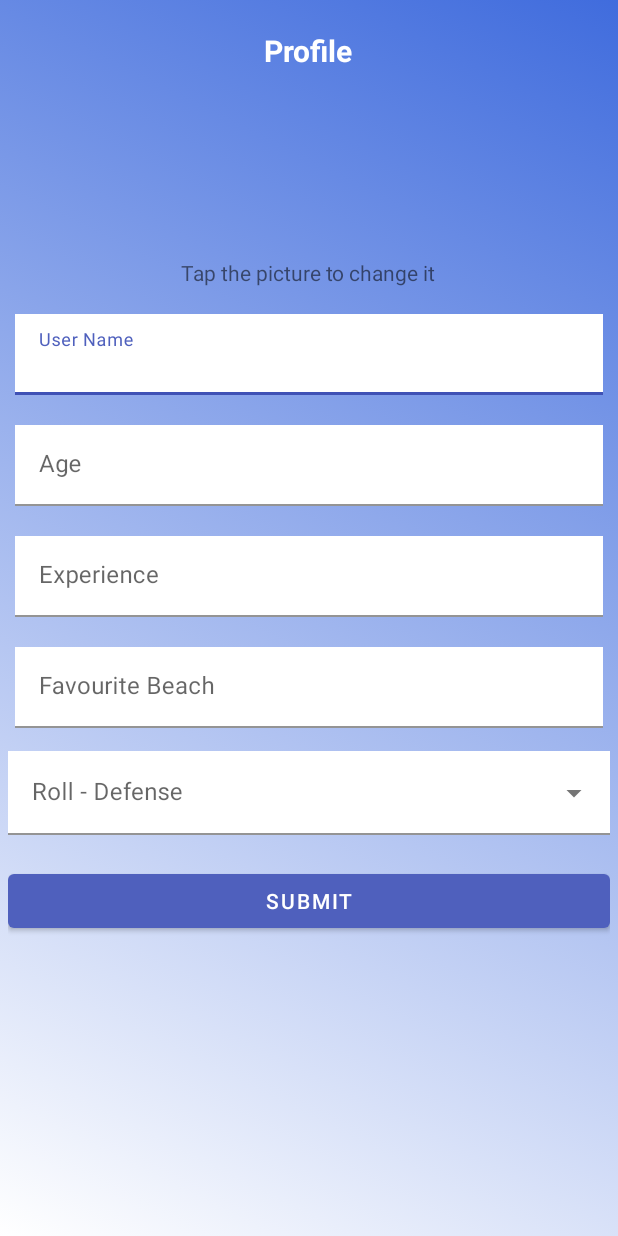
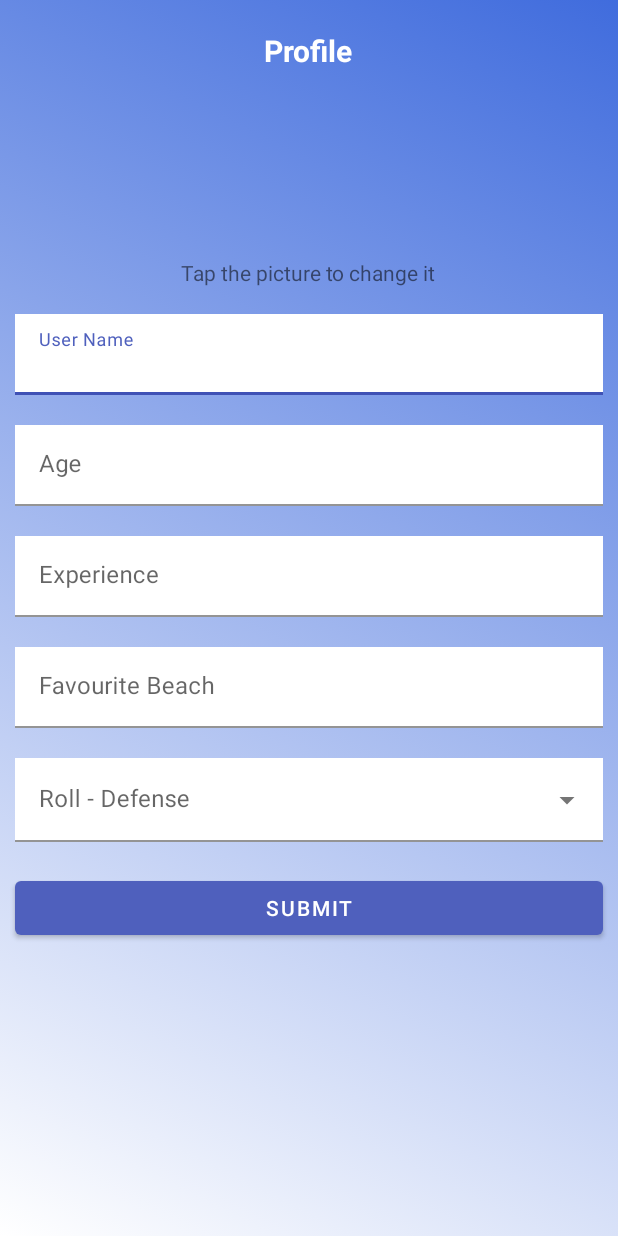
Before and after one commit to nadav152/okMatka, an Android app: the Activity_Settings screen opened directly, with no data from a screen before it, on a phone screen of 412 x 824 dp. Run offline under Robolectric (Android 15) with nearby library versions, the phone set to English and light mode, and no system bars; our stand-ins replace Firebase (no records; nobody signed in at launch, a user with empty details on screens opened directly); pictures from the network do not load; 7 statements that could not run were skipped.

Commit message:
settings are working

```diff
--- a/app/src/main/res/layout/activity_settings.xml
+++ b/app/src/main/res/layout/activity_settings.xml
@@ -128,7 +128,7 @@
         android:id="@+id/settings_LAY_roll"
         android:layout_width="match_parent"
         android:layout_height="wrap_content"
-        android:padding="5dp"
+        android:layout_margin="10dp"
         style="@style/Widget.MaterialComponents.TextInputLayout.FilledBox.ExposedDropdownMenu"
         android:hint="Roll Type">
 
@@ -142,20 +142,16 @@
 
     </com.google.android.material.textfield.TextInputLayout>
 
-    <LinearLayout
-        android:layout_width="match_parent"
-        android:layout_height="wrap_content"
-        android:orientation="vertical"
-        android:padding="5dp">
 
     <com.google.android.material.button.MaterialButton
         android:id="@+id/setting_BTN_submit"
         android:layout_width="match_parent"
         android:layout_height="wrap_content"
+        android:layout_margin="10dp"
         android:layout_marginTop="9dp"
         android:tag="favouriteBeach"
         android:text="Submit"
         app:backgroundTint="@color/colorPrimary" />
 
-    </LinearLayout>
+
 </LinearLayout>
```
